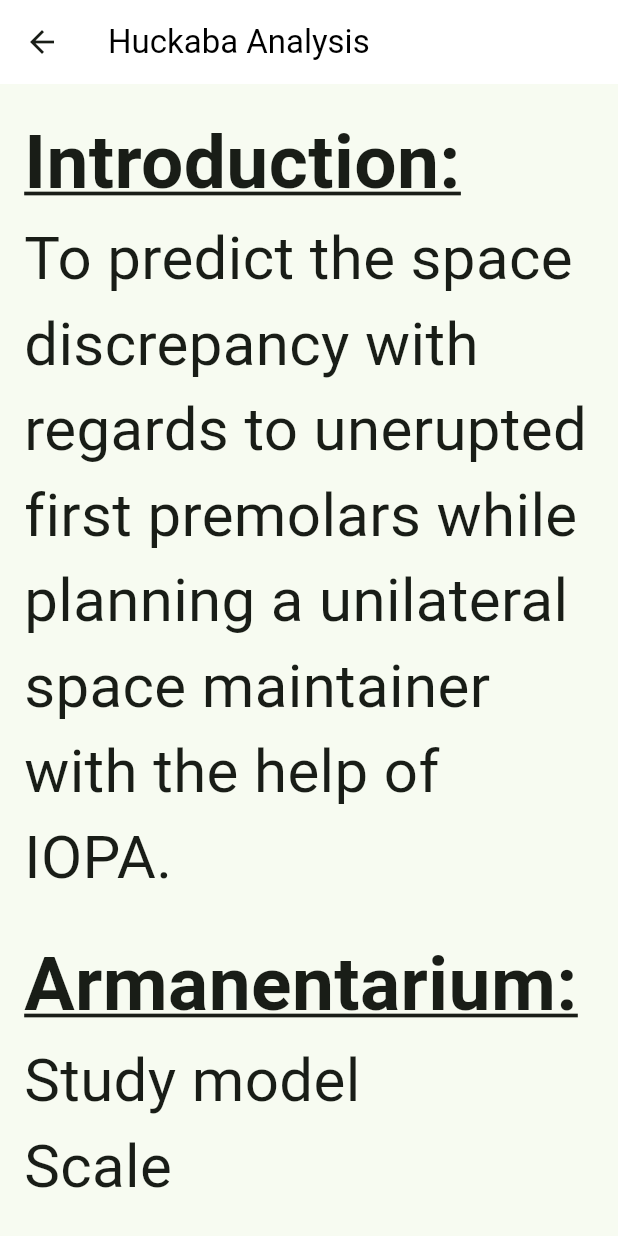
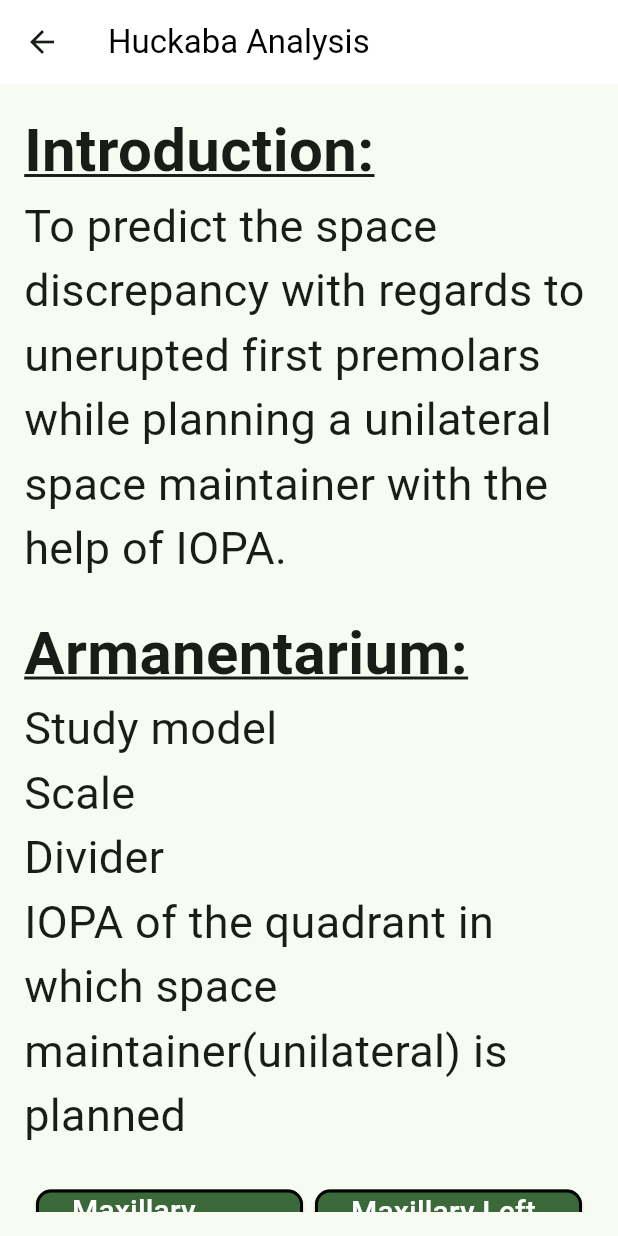
Before and after one commit to Abdulqadir8604/ispacalise, a Flutter app: the HuckabaAnalysisPage screen opened directly, on a phone screen of 412 x 824 dp. Run offline on Flutter 3.47's test engine with Material 3 defaults, Android fonts, the phone set to English and light mode, and no system bars.

Commit message:
beta huckaba (prototype) v1-font size changes

```diff
--- a/lib/hackuba/huckaba_page.dart
+++ b/lib/hackuba/huckaba_page.dart
@@ -33,23 +33,23 @@ class _HuckabaAnalysisPageState extends State<HuckabaAnalysisPage> {
               children: [
                 const Text("Introduction: ",
                     style: TextStyle(
-                        fontSize: 50,
+                        fontSize: 40,
                         fontWeight: FontWeight.bold,
                         decoration: TextDecoration.underline)),
                 const Text(
                   "To predict the space discrepancy with regards to unerupted first premolars while planning a unilateral space maintainer with the help of IOPA.",
-                  style: TextStyle(fontSize: 40),
+                  style: TextStyle(fontSize: 30),
                 ),
                 const SizedBox(height: 20),
                 Text("Armanentarium: ",
                     style: TextStyle(
-                        fontSize: 50,
+                        fontSize: 40,
                         color: colorScheme.onSurface,
                         fontWeight: FontWeight.bold,
                         decoration: TextDecoration.underline)),
                 Text(
                   "Study model\nScale\nDivider\nIOPA of the quadrant in which space maintainer(unilateral) is planned",
-                  style: TextStyle(fontSize: 40, color: colorScheme.onSurface),
+                  style: TextStyle(fontSize: 30, color: colorScheme.onSurface),
                 ),
                 const SizedBox(height: 20),
                 GridView.count(
```
